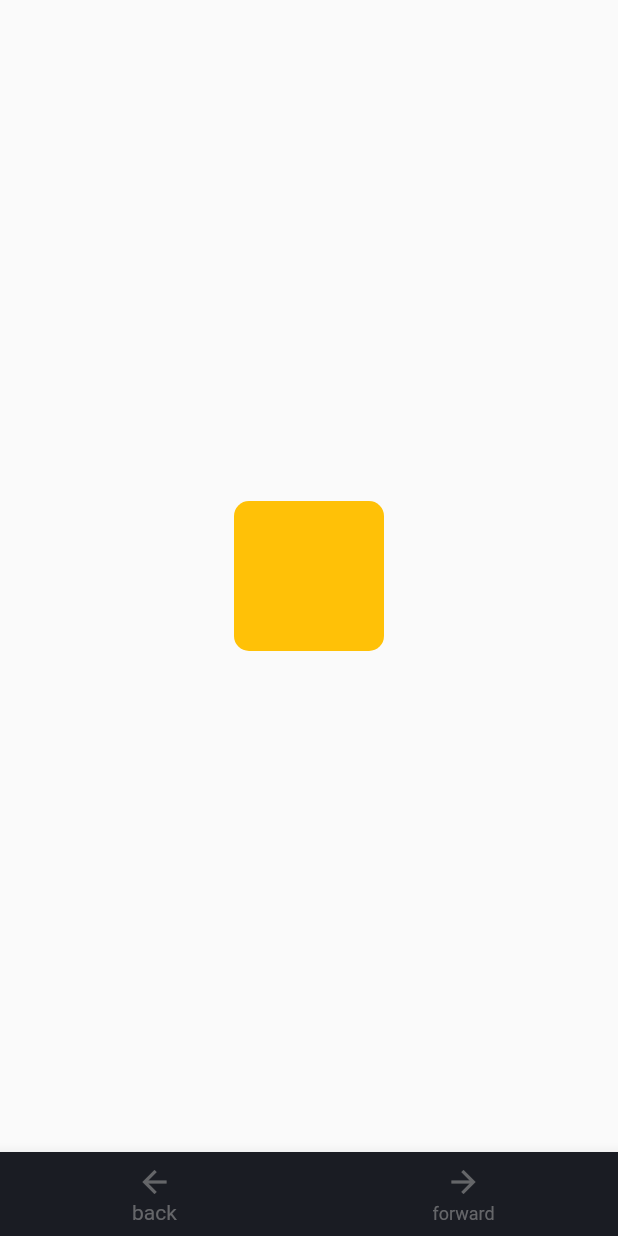
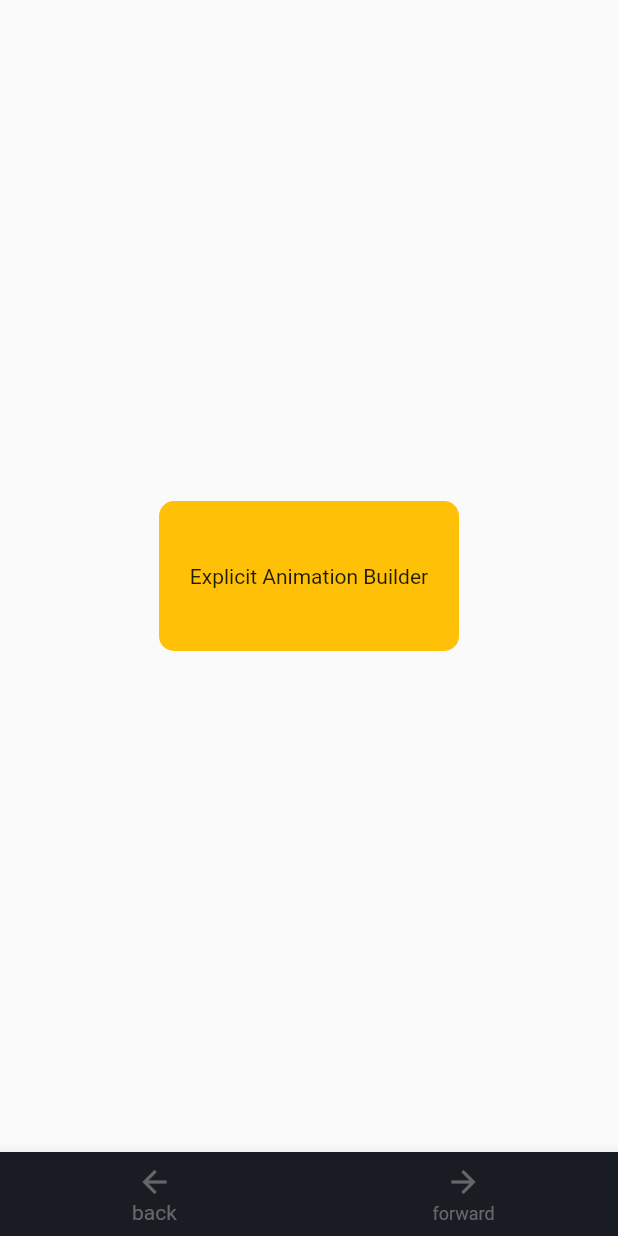
Before and after one commit to rajchunara/flutter_animation_course, a Flutter app: the screen it shows after launch, on a phone screen of 412 x 824 dp. Run offline on Flutter 3.47's test engine with Material 2 defaults, Android fonts, the phone set to English and light mode, and no system bars.

Commit message:
animation builder

```diff
--- a/lib/animation_screens/explicit_animations.dart
+++ b/lib/animation_screens/explicit_animations.dart
@@ -59,3 +59,68 @@ class _ExplicitAnimationsState extends State<ExplicitAnimations>
 }
 
 //Todo: Explicit animations using Animation Builder
+
+class ExplicitWithAnimationBuilder extends StatefulWidget {
+  ExplicitWithAnimationBuilder({Key? key}) : super(key: key);
+
+  @override
+  State<ExplicitWithAnimationBuilder> createState() =>
+      _ExplicitWithAnimationBuilderState();
+}
+
+class _ExplicitWithAnimationBuilderState
+    extends State<ExplicitWithAnimationBuilder>
+    with SingleTickerProviderStateMixin {
+  late AnimationController _animationController;
+  late Animation _colorAnimation;
+  late Animation _textColorAnimation;
+  bool darkMode = false;
+
+  @override
+  void initState() {
+    /* In AnimationController we get range of values from 0 to 1 */
+    _animationController = AnimationController(vsync: this, duration: duration);
+    /* By using tween, we can get range of one color to another and animationController gives control of animation*/
+    _colorAnimation = ColorTween(begin: Colors.amber, end: Colors.black87)
+        .animate(_animationController);
+    _textColorAnimation = ColorTween(begin: Colors.black, end: Colors.white)
+        .animate(_animationController);
+
+    // _animationController.forward();
+
+    /* addListener listens to the change in value when forward() is triggered for animation */
+    // _animationController.addListener(() {});
+
+    super.initState();
+  }
+
+  @override
+  Widget build(BuildContext context) {
+    return AnimatedBuilder(
+      animation: _animationController,
+      builder: (BuildContext context, _) {
+        return GestureDetector(
+          onTap: (() {
+            !darkMode
+                ? _animationController.forward()
+                : _animationController.reverse();
+
+            darkMode = !darkMode;
+          }),
+          child: Container(
+            width: 200,
+            height: 100,
+            decoration: BoxDecoration(
+                borderRadius: BorderRadius.circular(10),
+                color: _colorAnimation.value),
+            child: const Center(
+                child: Text(
+              'Explicit Animation Builder',
+              // style: TextStyle(color: _textColorAnimation.value),
+            )),
+          ),
+        );
+      },
+    );
+  }
+}
--- a/lib/main.dart
+++ b/lib/main.dart
@@ -60,6 +60,7 @@ class _HomeState extends State<Home> {
             Scaffold(body: Center(child: ExplicitBuiltInRotation())),
             Scaffold(body: Center(child: ExplicitColorAndScaleAnimation())),
             Scaffold(body: Center(child: ExplicitAnimations())),
+            Scaffold(body: Center(child: ExplicitWithAnimationBuilder())),
           ].reversed.toList(),
         ),
         bottomNavigationBar: BottomNavigationBar(
```
